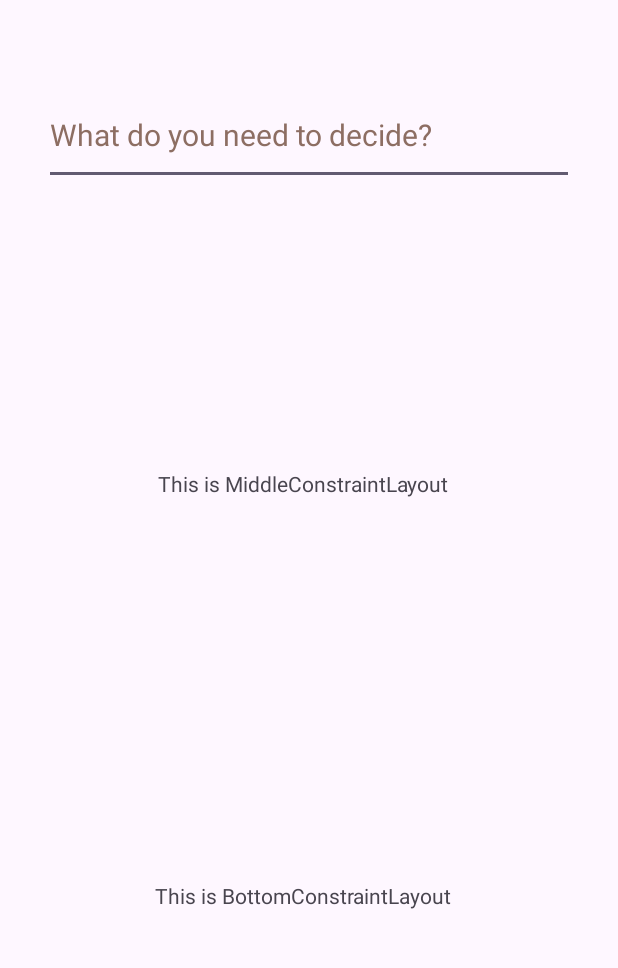
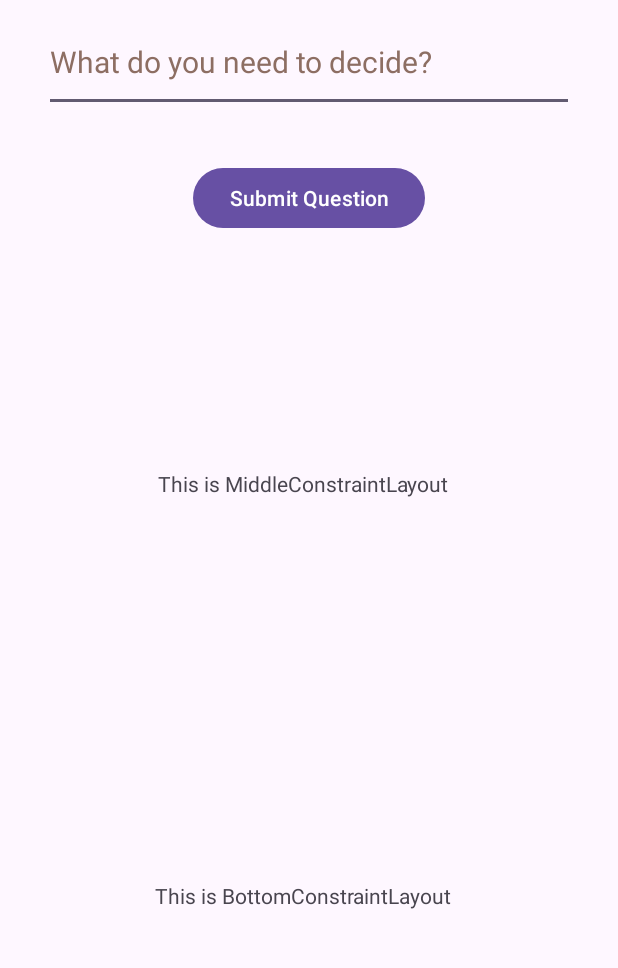
Before and after one commit to Bahster1/Die-Cide, an Android app: the screen it shows after launch (MainActivity), on a phone screen of 412 x 824 dp, the part 129-1097 px from its top. Run offline under Robolectric (Android 15) with nearby library versions, the phone set to English and light mode, and no system bars; 1 statement that could not run was skipped.

Commit message:
gui text input xml and beginnings of kotlin functionality
QuestionInput.kt doesn't work

```diff
--- a/app/src/main/res/layout/activity_main.xml
+++ b/app/src/main/res/layout/activity_main.xml
@@ -50,7 +50,18 @@
             app:layout_constraintBottom_toBottomOf="parent"
             app:layout_constraintEnd_toEndOf="parent"
             app:layout_constraintStart_toStartOf="parent"
-            app:layout_constraintTop_toBottomOf="@+id/appTitle" />
+            app:layout_constraintTop_toBottomOf="@+id/appTitle"
+            app:layout_constraintVertical_bias="0.13" />
+
+        <Button
+            android:id="@+id/submit"
+            android:layout_width="wrap_content"
+            android:layout_height="wrap_content"
+            android:text="@string/submit_question"
+            app:layout_constraintBottom_toBottomOf="parent"
+            app:layout_constraintEnd_toEndOf="parent"
+            app:layout_constraintStart_toStartOf="parent"
+            app:layout_constraintTop_toBottomOf="@+id/userQuestion" />
     </androidx.constraintlayout.widget.ConstraintLayout>
 
     <androidx.constraintlayout.widget.ConstraintLayout
--- a/app/src/main/res/values/strings.xml
+++ b/app/src/main/res/values/strings.xml
@@ -2,4 +2,5 @@
     <string name="app_name">Die-Cide</string>
     <string name="title">Die-Cide</string>
     <string name="text_enter_prompt">What do you need to decide?</string>
+    <string name="submit_question">Submit Question</string>
 </resources>
```
Also changed, not shown: app/src/main/java/com/comp350/die_cide/MainActivity.kt (+7 -0 lines), app/src/main/java/com/comp350/die_cide/QuestionInput.kt (added, +33 -0 lines).
